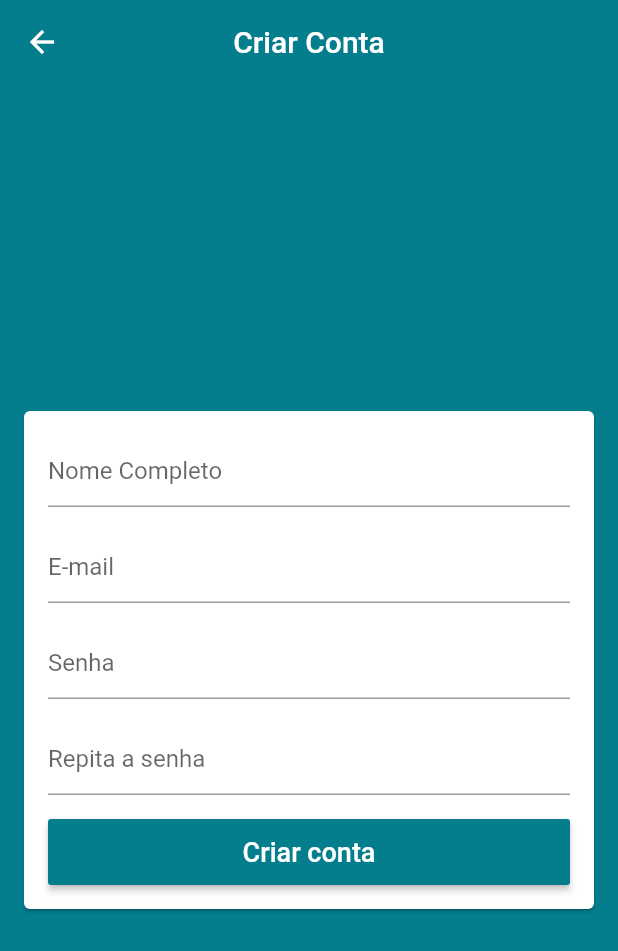
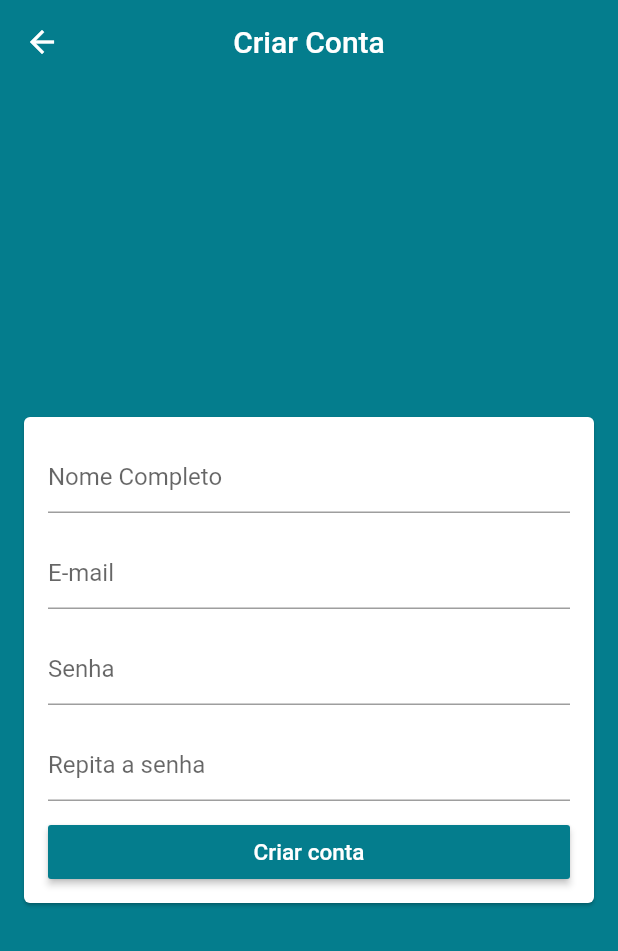
Before and after one commit to wellitonklein/virtual-shop, a Flutter app: the LoginScreen screen opened by its route, after a tap on "Entrar", after a tap on "Criar conta", on a phone screen of 412 x 824 dp. Shown: the top 951 px of the screen. Run offline on Flutter 3.47's test engine with Material 2 defaults, Android fonts, the phone set to English and light mode, and no system bars; our stand-ins replace brasil_fields, carousel_pro, cloud_firestore, dio, firebase_auth, firebase_storage and 8 more; missing offline and left inert: alphabet_list_scroll_view, flutter_facebook_login; accounts and stored records are empty.

Commit message:
Login com Facebook

```diff
--- a/lib/screens/login/login_screen.dart
+++ b/lib/screens/login/login_screen.dart
@@ -1,4 +1,6 @@
 import 'package:flutter/material.dart';
+import 'package:flutter_signin_button/button_list.dart';
+import 'package:flutter_signin_button/button_view.dart';
 import 'package:provider/provider.dart';
 import 'package:virtual_shop/helpers/validators.dart';
 import 'package:virtual_shop/models/user.dart';
@@ -24,7 +26,18 @@ class LoginScreen extends StatelessWidget {
           child: Form(
             key: _formKey,
             child: Consumer<UserManager>(
-              builder: (_, userManager, __) => ListView(
+              builder: (_, userManager, __) {
+                if (userManager.loadingFace) {
+                  return Padding(
+                    padding: const EdgeInsets.all(20.0),
+                    child: CircularProgressIndicator(
+                      valueColor: AlwaysStoppedAnimation(
+                          Theme.of(context).primaryColor),
+                    ),
+                  );
+                }
+
+                return ListView(
                   shrinkWrap: true,
                   padding: const EdgeInsets.all(16),
                   children: <Widget>[
@@ -69,9 +82,8 @@ class LoginScreen extends StatelessWidget {
                         child: const Text('Esqueci minha senha'),
                       ),
                     ),
-                  SizedBox(
-                    height: 44,
-                    child: RaisedButton(
+                    RaisedButton(
+                      materialTapTargetSize: MaterialTapTargetSize.shrinkWrap,
                       color: Theme.of(context).primaryColor,
                       textColor: Colors.white,
                       disabledColor:
@@ -99,9 +111,27 @@ class LoginScreen extends StatelessWidget {
                             },
                       child: userManager.loading
                           ? const CircularProgressIndicator()
-                          : const Text('Entrar',
-                              style: TextStyle(fontSize: 18)),
+                          : const Text(
+                              'Entrar',
+                              style: TextStyle(fontSize: 15),
                             ),
+                    ),
+                    SignInButton(
+                      Buttons.Facebook,
+                      text: 'Entrar com Facebook',
+                      onPressed: () {
+                        userManager.facebookLogin(
+                          onFail: (String e) {
+                            _scaffoldKey.currentState.showSnackBar(
+                              SnackBar(
+                                content: Text(e),
+                                backgroundColor: Colors.red,
+                              ),
+                            );
+                          },
+                          onSuccess: () => Navigator.of(context).pop(),
+                        );
+                      },
                     ),
                     const SizedBox(height: 16),
                     Padding(
@@ -116,7 +146,8 @@ class LoginScreen extends StatelessWidget {
                       ),
                     ),
                   ],
-              ),
+                );
+              },
             ),
           ),
         ),
--- a/lib/screens/signup/signup_screen.dart
+++ b/lib/screens/signup/signup_screen.dart
@@ -97,9 +97,8 @@ class SignUpScreen extends StatelessWidget {
                     onSaved: (value) => _user.confirmPassword = value,
                   ),
                   const SizedBox(height: 16),
-                  SizedBox(
-                    height: 44,
-                    child: RaisedButton(
+                  RaisedButton(
+                    materialTapTargetSize: MaterialTapTargetSize.shrinkWrap,
                     color: Theme.of(context).primaryColor,
                     disabledColor:
                         Theme.of(context).primaryColor.withAlpha(100),
@@ -139,8 +138,7 @@ class SignUpScreen extends StatelessWidget {
                         ? const CircularProgressIndicator()
                         : const Text(
                             'Criar conta',
-                              style: TextStyle(fontSize: 18),
-                            ),
+                            style: TextStyle(fontSize: 15),
                           ),
                   ),
                 ],
--- a/pubspec.yaml
+++ b/pubspec.yaml
@@ -45,6 +45,8 @@ dependencies:
   sliding_up_panel: ^1.0.2
   screenshot: ^0.1.1
   gallery_saver: ^2.0.1
+  flutter_signin_button: ^1.0.0
+  flutter_facebook_login: ^3.0.0
 
 dev_dependencies:
   flutter_test:
```
Also changed, not shown: lib/models/user_manager.dart (+48 -3 lines), pubspec.lock, 5 other files. Lines whose indentation alone changed are shown as unchanged.
